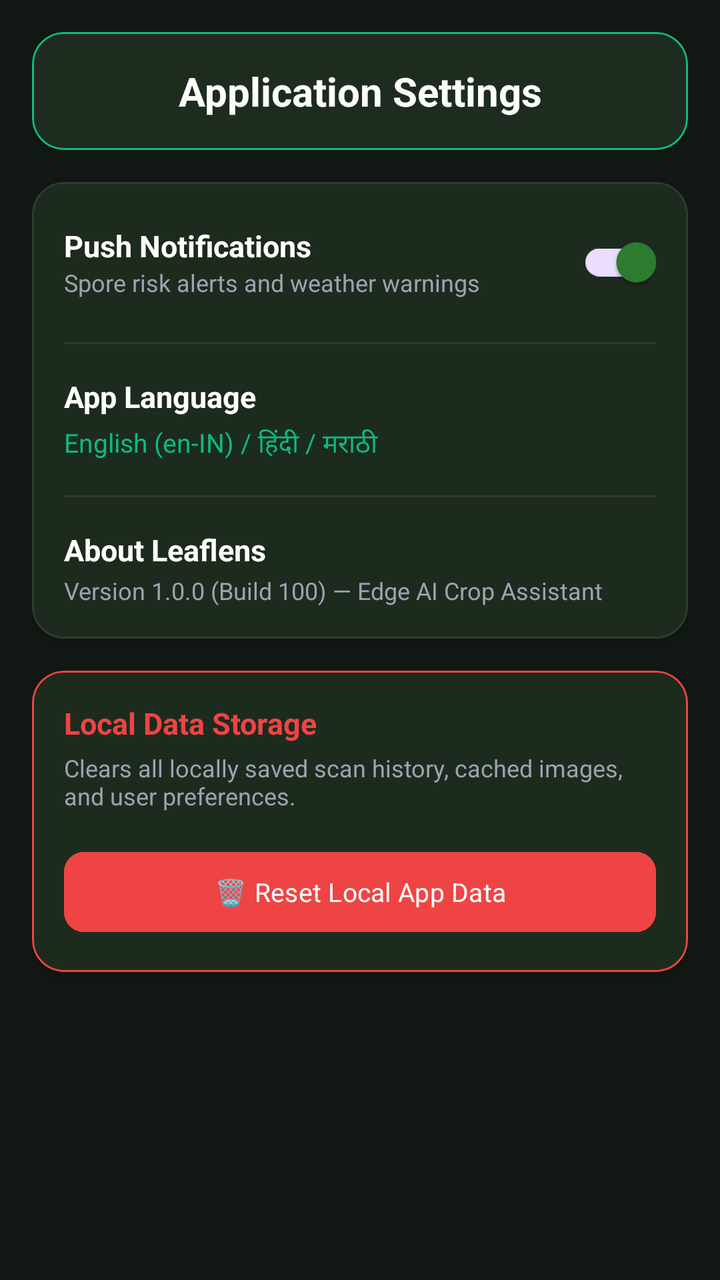
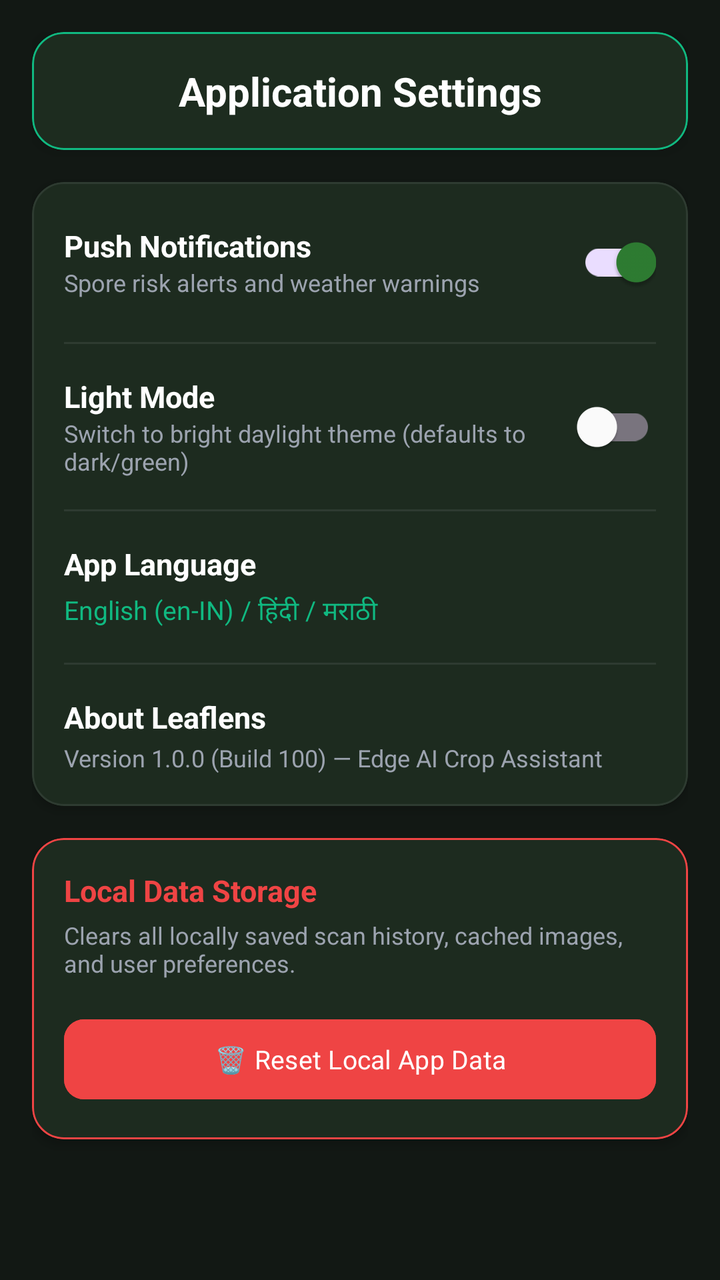

Compare the two renders of this Android layout. The source of the first and the diff that turns it into the second are given below.
<!-- AndroidManifest.xml: application theme Theme.SmartAgriculture -->
<!-- res/layout/fragment_settings.xml -->
<?xml version="1.0" encoding="utf-8"?>
<androidx.core.widget.NestedScrollView xmlns:android="http://schemas.android.com/apk/res/android"
    xmlns:app="http://schemas.android.com/apk/res-auto"
    android:layout_width="match_parent"
    android:layout_height="match_parent"
    android:fillViewport="true"
    android:background="#121814">

    <LinearLayout
        android:layout_width="match_parent"
        android:layout_height="wrap_content"
        android:orientation="vertical"
        android:padding="16dp"
        android:paddingBottom="40dp">

        
        <com.google.android.material.card.MaterialCardView
            android:id="@+id/cvHeader"
            android:layout_width="match_parent"
            android:layout_height="wrap_content"
            app:cardBackgroundColor="#1C241E"
            app:cardCornerRadius="16dp"
            app:cardElevation="4dp"
            app:strokeColor="#10B981"
            app:strokeWidth="1dp"
            android:layout_marginBottom="16dp">

            <TextView
                android:id="@+id/tvTitle"
                android:layout_width="match_parent"
                android:layout_height="wrap_content"
                android:padding="16dp"
                android:text="Application Settings"
                android:textColor="#FFFFFF"
                android:textSize="20sp"
                android:textStyle="bold"
                android:gravity="center"/>
        </com.google.android.material.card.MaterialCardView>

        
        <com.google.android.material.card.MaterialCardView
            android:layout_width="match_parent"
            android:layout_height="wrap_content"
            app:cardBackgroundColor="#1C241E"
            app:cardCornerRadius="16dp"
            app:cardElevation="3dp"
            app:strokeColor="#2E3B31"
            app:strokeWidth="1dp"
            android:layout_marginBottom="16dp">

            <LinearLayout
                android:layout_width="match_parent"
                android:layout_height="wrap_content"
                android:orientation="vertical"
                android:padding="16dp">

                
                <LinearLayout
                    android:layout_width="match_parent"
                    android:layout_height="wrap_content"
                    android:gravity="center_vertical"
                    android:orientation="horizontal"
                    android:layout_marginBottom="16dp">

                    <LinearLayout
                        android:layout_width="0dp"
                        android:layout_height="wrap_content"
                        android:layout_weight="1"
                        android:orientation="vertical">

                        <TextView
                            android:layout_width="wrap_content"
                            android:layout_height="wrap_content"
                            android:text="Push Notifications"
                            android:textColor="#FFFFFF"
                            android:textSize="15sp"
                            android:textStyle="bold" />

                        <TextView
                            android:layout_width="wrap_content"
                            android:layout_height="wrap_content"
                            android:text="Spore risk alerts and weather warnings"
                            android:textColor="#9CA3AF"
                            android:textSize="12sp" />
                    </LinearLayout>

                    <com.google.android.material.switchmaterial.SwitchMaterial
                        android:id="@+id/switchNotifications"
                        android:layout_width="wrap_content"
                        android:layout_height="wrap_content"
                        android:checked="true"
                        app:useMaterialThemeColors="true" />
                </LinearLayout>

                <View
                    android:layout_width="match_parent"
                    android:layout_height="1dp"
                    android:background="#2E3B31"
                    android:layout_marginBottom="16dp" />

                
                <TextView
                    android:layout_width="wrap_content"
                    android:layout_height="wrap_content"
                    android:text="App Language"
                    android:textColor="#FFFFFF"
                    android:textSize="15sp"
                    android:textStyle="bold"
                    android:layout_marginBottom="4dp" />

                <TextView
                    android:id="@+id/tvCurrentLanguage"
                    android:layout_width="match_parent"
                    android:layout_height="wrap_content"
                    android:text="English (en-IN) / हिंदी / मराठी"
                    android:textColor="#10B981"
                    android:textSize="13sp"
                    android:layout_marginBottom="16dp" />

                <View
                    android:layout_width="match_parent"
                    android:layout_height="1dp"
                    android:background="#2E3B31"
                    android:layout_marginBottom="16dp" />

                
                <TextView
                    android:layout_width="wrap_content"
                    android:layout_height="wrap_content"
                    android:text="About Leaflens"
                    android:textColor="#FFFFFF"
                    android:textSize="15sp"
                    android:textStyle="bold" />

                <TextView
                    android:layout_width="wrap_content"
                    android:layout_height="wrap_content"
                    android:layout_marginTop="2dp"
                    android:text="Version 1.0.0 (Build 100) — Edge AI Crop Assistant"
                    android:textColor="#9CA3AF"
                    android:textSize="12sp" />

            </LinearLayout>
        </com.google.android.material.card.MaterialCardView>

        
        <com.google.android.material.card.MaterialCardView
            android:layout_width="match_parent"
            android:layout_height="wrap_content"
            app:cardBackgroundColor="#1C241E"
            app:cardCornerRadius="16dp"
            app:cardElevation="3dp"
            app:strokeColor="#EF4444"
            app:strokeWidth="1dp">

            <LinearLayout
                android:layout_width="match_parent"
                android:layout_height="wrap_content"
                android:orientation="vertical"
                android:padding="16dp">

                <TextView
                    android:layout_width="wrap_content"
                    android:layout_height="wrap_content"
                    android:text="Local Data Storage"
                    android:textColor="#EF4444"
                    android:textSize="15sp"
                    android:textStyle="bold"
                    android:layout_marginBottom="4dp" />

                <TextView
                    android:layout_width="wrap_content"
                    android:layout_height="wrap_content"
                    android:text="Clears all locally saved scan history, cached images, and user preferences."
                    android:textColor="#9CA3AF"
                    android:textSize="12sp"
                    android:layout_marginBottom="16dp" />

                <Button
                    android:id="@+id/btnResetData"
                    android:layout_width="match_parent"
                    android:layout_height="48dp"
                    android:text="🗑️ Reset Local App Data"
                    android:textColor="#FFFFFF"
                    android:textSize="13sp"
                    android:textAllCaps="false"
                    android:backgroundTint="#EF4444"
                    app:cornerRadius="10dp" />

            </LinearLayout>
        </com.google.android.material.card.MaterialCardView>

    </LinearLayout>
</androidx.core.widget.NestedScrollView>
<!-- resources referenced by this layout -->
<resources>
  <style name="Theme.SmartAgriculture" parent="Base.Theme.SmartAgriculture" />
  <style name="Base.Theme.SmartAgriculture" parent="Theme.Material3.DayNight.NoActionBar">
          
          <item name="colorPrimary">@color/colorPrimary</item>
          <item name="colorPrimaryVariant">@color/colorPrimaryVariant</item>
          <item name="colorOnPrimary">@color/colorOnPrimary</item>
          
          
          <item name="colorSecondary">@color/colorSecondary</item>
          <item name="colorSecondaryVariant">@color/colorSecondaryVariant</item>
          <item name="colorOnSecondary">@color/colorOnSecondary</item>
          
          
          <item name="android:colorBackground">#121814</item>
          <item name="colorSurface">#1C241E</item>
          <item name="colorSurfaceVariant">#242E27</item>
          <item name="colorOnSurface">#FFFFFF</item>
          <item name="colorOnSurfaceVariant">#9CA3AF</item>
  
          
          <item name="android:windowFullscreen">true</item>
  
          
          <item name="fontFamily">sans-serif</item>
      </style>
  <color name="colorPrimary">#2E7D32</color>
  <color name="colorPrimaryVariant">#1B5E20</color>
  <color name="colorOnPrimary">#FFFFFF</color>
  <color name="colorSecondary">#81C784</color>
  <color name="colorSecondaryVariant">#66BB6A</color>
  <color name="colorOnSecondary">#000000</color>
</resources>

<!-- the commit's change to res/layout/fragment_settings.xml (unified diff, before → after) -->
@@ -4,7 +4,7 @@
     android:layout_width="match_parent"
     android:layout_height="match_parent"
     android:fillViewport="true"
-    android:background="#121814">
+    android:background="?attr/appBackgroundColor">
 
     <LinearLayout
         android:layout_width="match_parent"
@@ -18,7 +18,7 @@
             android:id="@+id/cvHeader"
             android:layout_width="match_parent"
             android:layout_height="wrap_content"
-            app:cardBackgroundColor="#1C241E"
+            app:cardBackgroundColor="?attr/cardBackgroundColor"
             app:cardCornerRadius="16dp"
             app:cardElevation="4dp"
             app:strokeColor="#10B981"
@@ -31,7 +31,7 @@
                 android:layout_height="wrap_content"
                 android:padding="16dp"
                 android:text="Application Settings"
-                android:textColor="#FFFFFF"
+                android:textColor="?attr/textPrimaryColor"
                 android:textSize="20sp"
                 android:textStyle="bold"
                 android:gravity="center"/>
@@ -41,10 +41,10 @@
         <com.google.android.material.card.MaterialCardView
             android:layout_width="match_parent"
             android:layout_height="wrap_content"
-            app:cardBackgroundColor="#1C241E"
+            app:cardBackgroundColor="?attr/cardBackgroundColor"
             app:cardCornerRadius="16dp"
             app:cardElevation="3dp"
-            app:strokeColor="#2E3B31"
+            app:strokeColor="?attr/cardStrokeColor"
             app:strokeWidth="1dp"
             android:layout_marginBottom="16dp">
 
@@ -72,7 +72,7 @@
                             android:layout_width="wrap_content"
                             android:layout_height="wrap_content"
                             android:text="Push Notifications"
-                            android:textColor="#FFFFFF"
+                            android:textColor="?attr/textPrimaryColor"
                             android:textSize="15sp"
                             android:textStyle="bold" />
 
@@ -80,7 +80,7 @@
                             android:layout_width="wrap_content"
                             android:layout_height="wrap_content"
                             android:text="Spore risk alerts and weather warnings"
-                            android:textColor="#9CA3AF"
+                            android:textColor="?attr/textSecondaryColor"
                             android:textSize="12sp" />
                     </LinearLayout>
 
@@ -95,7 +95,51 @@
                 <View
                     android:layout_width="match_parent"
                     android:layout_height="1dp"
-                    android:background="#2E3B31"
+                    android:background="?attr/dividerLineColor"
+                    android:layout_marginBottom="16dp" />
+
+                
+                <LinearLayout
+                    android:layout_width="match_parent"
+                    android:layout_height="wrap_content"
+                    android:gravity="center_vertical"
+                    android:orientation="horizontal"
+                    android:layout_marginBottom="16dp">
+
+                    <LinearLayout
+                        android:layout_width="0dp"
+                        android:layout_height="wrap_content"
+                        android:layout_weight="1"
+                        android:orientation="vertical">
+
+                        <TextView
+                            android:layout_width="wrap_content"
+                            android:layout_height="wrap_content"
+                            android:text="Light Mode"
+                            android:textColor="?attr/textPrimaryColor"
+                            android:textSize="15sp"
+                            android:textStyle="bold" />
+
+                        <TextView
+                            android:layout_width="wrap_content"
+                            android:layout_height="wrap_content"
+                            android:text="Switch to bright daylight theme (defaults to dark/green)"
+                            android:textColor="?attr/textSecondaryColor"
+                            android:textSize="12sp" />
+                    </LinearLayout>
+
+                    <com.google.android.material.switchmaterial.SwitchMaterial
+                        android:id="@+id/switchLightMode"
+                        android:layout_width="wrap_content"
+                        android:layout_height="wrap_content"
+                        android:checked="false"
+                        app:useMaterialThemeColors="true" />
+                </LinearLayout>
+
+                <View
+                    android:layout_width="match_parent"
+                    android:layout_height="1dp"
+                    android:background="?attr/dividerLineColor"
                     android:layout_marginBottom="16dp" />
 
                 
@@ -103,7 +147,7 @@
                     android:layout_width="wrap_content"
                     android:layout_height="wrap_content"
                     android:text="App Language"
-                    android:textColor="#FFFFFF"
+                    android:textColor="?attr/textPrimaryColor"
                     android:textSize="15sp"
                     android:textStyle="bold"
                     android:layout_marginBottom="4dp" />
@@ -120,7 +164,7 @@
                 <View
                     android:layout_width="match_parent"
                     android:layout_height="1dp"
-                    android:background="#2E3B31"
+                    android:background="?attr/dividerLineColor"
                     android:layout_marginBottom="16dp" />
 
                 
@@ -128,7 +172,7 @@
                     android:layout_width="wrap_content"
                     android:layout_height="wrap_content"
                     android:text="About Leaflens"
-                    android:textColor="#FFFFFF"
+                    android:textColor="?attr/textPrimaryColor"
                     android:textSize="15sp"
                     android:textStyle="bold" />
 
@@ -137,7 +181,7 @@
                     android:layout_height="wrap_content"
                     android:layout_marginTop="2dp"
                     android:text="Version 1.0.0 (Build 100) — Edge AI Crop Assistant"
-                    android:textColor="#9CA3AF"
+                    android:textColor="?attr/textSecondaryColor"
                     android:textSize="12sp" />
 
             </LinearLayout>
@@ -147,7 +191,7 @@
         <com.google.android.material.card.MaterialCardView
             android:layout_width="match_parent"
             android:layout_height="wrap_content"
-            app:cardBackgroundColor="#1C241E"
+            app:cardBackgroundColor="?attr/dangerCardBgColor"
             app:cardCornerRadius="16dp"
             app:cardElevation="3dp"
             app:strokeColor="#EF4444"
@@ -172,7 +216,7 @@
                     android:layout_width="wrap_content"
                     android:layout_height="wrap_content"
                     android:text="Clears all locally saved scan history, cached images, and user preferences."
-                    android:textColor="#9CA3AF"
+                    android:textColor="?attr/textSecondaryColor"
                     android:textSize="12sp"
                     android:layout_marginBottom="16dp" />
 
<!-- resource entries referenced after the edit -->
@@ -18,6 +18,19 @@
           <item name="colorSurfaceVariant">#242E27</item>
           <item name="colorOnSurface">#FFFFFF</item>
           <item name="colorOnSurfaceVariant">#9CA3AF</item>
+          <item name="android:textColorPrimary">#FFFFFF</item>
+          <item name="android:textColorSecondary">#9CA3AF</item>
+          <item name="android:editTextColor">#FFFFFF</item>
+          <item name="android:textColorHint">#6B7280</item>
+  
+          
+          <item name="appBackgroundColor">#121814</item>
+          <item name="cardBackgroundColor">#1C241E</item>
+          <item name="cardStrokeColor">#2E3B31</item>
+          <item name="textPrimaryColor">#FFFFFF</item>
+          <item name="textSecondaryColor">#9CA3AF</item>
+          <item name="dividerLineColor">#2E3B31</item>
+          <item name="dangerCardBgColor">#1C241E</item>
   
           
           <item name="android:windowFullscreen">true</item>
